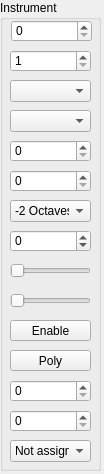
LasDesu/fb01editor, file interface/qinstrument.ui: the form before one commit.
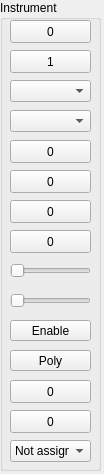
The form after the commit. Custom widgets are drawn as their Qt base class.

Commit message: -Replacing spnBox by special buttons -Implementing back callbacks -Fixing some old bugs (envelope & messages)

```diff
--- a/interface/qinstrument.ui
+++ b/interface/qinstrument.ui
@@ -25,112 +25,6 @@
    <property name="title">
     <string>Instrument</string>
    </property>
-   <widget class="QSpinBox" name="spnBox_notes">
-    <property name="geometry">
-     <rect>
-      <x>11</x>
-      <y>20</y>
-      <width>81</width>
-      <height>22</height>
-     </rect>
-    </property>
-    <property name="maximum">
-     <number>8</number>
-    </property>
-   </widget>
-   <widget class="QSpinBox" name="spnBox_chan">
-    <property name="geometry">
-     <rect>
-      <x>10</x>
-      <y>50</y>
-      <width>81</width>
-      <height>22</height>
-     </rect>
-    </property>
-    <property name="minimum">
-     <number>1</number>
-    </property>
-    <property name="maximum">
-     <number>16</number>
-    </property>
-   </widget>
-   <widget class="QSpinBox" name="spnBox_bank">
-    <property name="geometry">
-     <rect>
-      <x>10</x>
-      <y>140</y>
-      <width>81</width>
-      <height>22</height>
-     </rect>
-    </property>
-    <property name="maximum">
-     <number>6</number>
-    </property>
-   </widget>
-   <widget class="QSpinBox" name="spnBox_voice">
-    <property name="geometry">
-     <rect>
-      <x>10</x>
-      <y>170</y>
-      <width>81</width>
-      <height>22</height>
-     </rect>
-    </property>
-    <property name="maximum">
-     <number>47</number>
-    </property>
-   </widget>
-   <widget class="QComboBox" name="cmbBox_trans">
-    <property name="geometry">
-     <rect>
-      <x>10</x>
-      <y>200</y>
-      <width>81</width>
-      <height>22</height>
-     </rect>
-    </property>
-    <item>
-     <property name="text">
-      <string>-2 Octaves</string>
-     </property>
-    </item>
-    <item>
-     <property name="text">
-      <string>-1 Octave</string>
-     </property>
-    </item>
-    <item>
-     <property name="text">
-      <string>0 Octave</string>
-     </property>
-    </item>
-    <item>
-     <property name="text">
-      <string>1 Octaves</string>
-     </property>
-    </item>
-    <item>
-     <property name="text">
-      <string>2 Octaves</string>
-     </property>
-    </item>
-   </widget>
-   <widget class="QSpinBox" name="spnBox_detune">
-    <property name="geometry">
-     <rect>
-      <x>10</x>
-      <y>230</y>
-      <width>81</width>
-      <height>22</height>
-     </rect>
-    </property>
-    <property name="minimum">
-     <number>-64</number>
-    </property>
-    <property name="maximum">
-     <number>63</number>
-    </property>
-   </widget>
    <widget class="QSlider" name="hzSlider_volume">
     <property name="geometry">
      <rect>
@@ -195,32 +89,6 @@
      <bool>true</bool>
     </property>
    </widget>
-   <widget class="QSpinBox" name="spnBox_porta">
-    <property name="geometry">
-     <rect>
-      <x>10</x>
-      <y>380</y>
-      <width>81</width>
-      <height>22</height>
-     </rect>
-    </property>
-    <property name="maximum">
-     <number>127</number>
-    </property>
-   </widget>
-   <widget class="QSpinBox" name="spnBox_pitch">
-    <property name="geometry">
-     <rect>
-      <x>10</x>
-      <y>410</y>
-      <width>81</width>
-      <height>22</height>
-     </rect>
-    </property>
-    <property name="maximum">
-     <number>12</number>
-    </property>
-   </widget>
    <widget class="QComboBox" name="cmbBox_pmdctl">
     <property name="geometry">
      <rect>
@@ -276,8 +144,167 @@
      </rect>
     </property>
    </widget>
+   <widget class="QButton" name="but_notes">
+    <property name="geometry">
+     <rect>
+      <x>10</x>
+      <y>20</y>
+      <width>81</width>
+      <height>23</height>
+     </rect>
+    </property>
+    <property name="baseSize">
+     <size>
+      <width>0</width>
+      <height>8</height>
+     </size>
+    </property>
+    <property name="text">
+     <string>0</string>
+    </property>
+   </widget>
+   <widget class="QButton" name="but_channel">
+    <property name="geometry">
+     <rect>
+      <x>10</x>
+      <y>50</y>
+      <width>81</width>
+      <height>23</height>
+     </rect>
+    </property>
+    <property name="baseSize">
+     <size>
+      <width>1</width>
+      <height>16</height>
+     </size>
+    </property>
+    <property name="text">
+     <string>1</string>
+    </property>
+   </widget>
+   <widget class="QButton" name="but_bank">
+    <property name="geometry">
+     <rect>
+      <x>10</x>
+      <y>140</y>
+      <width>81</width>
+      <height>23</height>
+     </rect>
+    </property>
+    <property name="baseSize">
+     <size>
+      <width>0</width>
+      <height>5</height>
+     </size>
+    </property>
+    <property name="text">
+     <string>0</string>
+    </property>
+   </widget>
+   <widget class="QButton" name="but_voice">
+    <property name="geometry">
+     <rect>
+      <x>10</x>
+      <y>170</y>
+      <width>81</width>
+      <height>23</height>
+     </rect>
+    </property>
+    <property name="baseSize">
+     <size>
+      <width>0</width>
+      <height>47</height>
+     </size>
+    </property>
+    <property name="text">
+     <string>0</string>
+    </property>
+   </widget>
+   <widget class="QButton" name="but_trans">
+    <property name="geometry">
+     <rect>
+      <x>10</x>
+      <y>200</y>
+      <width>81</width>
+      <height>23</height>
+     </rect>
+    </property>
+    <property name="baseSize">
+     <size>
+      <width>254</width>
+      <height>2</height>
+     </size>
+    </property>
+    <property name="text">
+     <string>0</string>
+    </property>
+   </widget>
+   <widget class="QButton" name="but_fine">
+    <property name="geometry">
+     <rect>
+      <x>10</x>
+      <y>230</y>
+      <width>81</width>
+      <height>23</height>
+     </rect>
+    </property>
+    <property name="baseSize">
+     <size>
+      <width>192</width>
+      <height>63</height>
+     </size>
+    </property>
+    <property name="text">
+     <string>0</string>
+    </property>
+   </widget>
+   <widget class="QButton" name="but_porta">
+    <property name="geometry">
+     <rect>
+      <x>10</x>
+      <y>380</y>
+      <width>81</width>
+      <height>23</height>
+     </rect>
+    </property>
+    <property name="baseSize">
+     <size>
+      <width>0</width>
+      <height>127</height>
+     </size>
+    </property>
+    <property name="text">
+     <string>0</string>
+    </property>
+   </widget>
+   <widget class="QButton" name="but_pitch">
+    <property name="geometry">
+     <rect>
+      <x>10</x>
+      <y>410</y>
+      <width>81</width>
+      <height>23</height>
+     </rect>
+    </property>
+    <property name="baseSize">
+     <size>
+      <width>0</width>
+      <height>12</height>
+     </size>
+    </property>
+    <property name="text">
+     <string>0</string>
+    </property>
+   </widget>
   </widget>
  </widget>
+ <customwidgets>
+  <customwidget>
+   <class>QButton</class>
+   <extends>QPushButton</extends>
+   <header>interface/qbutton.h</header>
+  </customwidget>
+ </customwidgets>
  <resources/>
  <connections/>
 </ui>
```
The commit also changes 29 other files.
